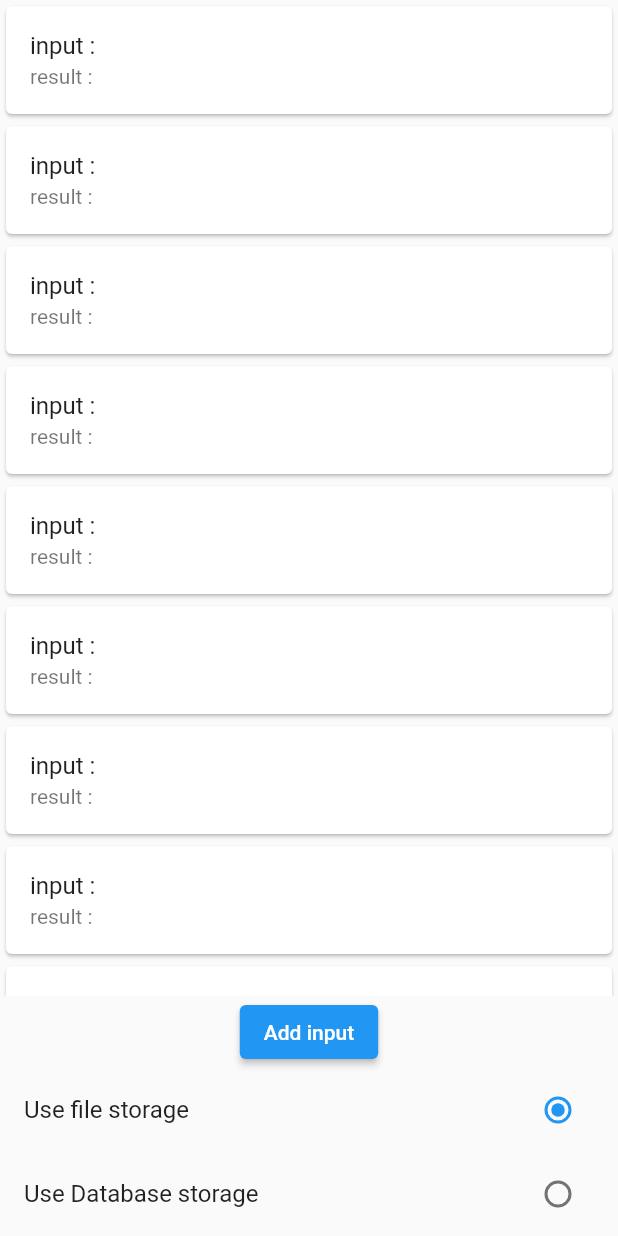
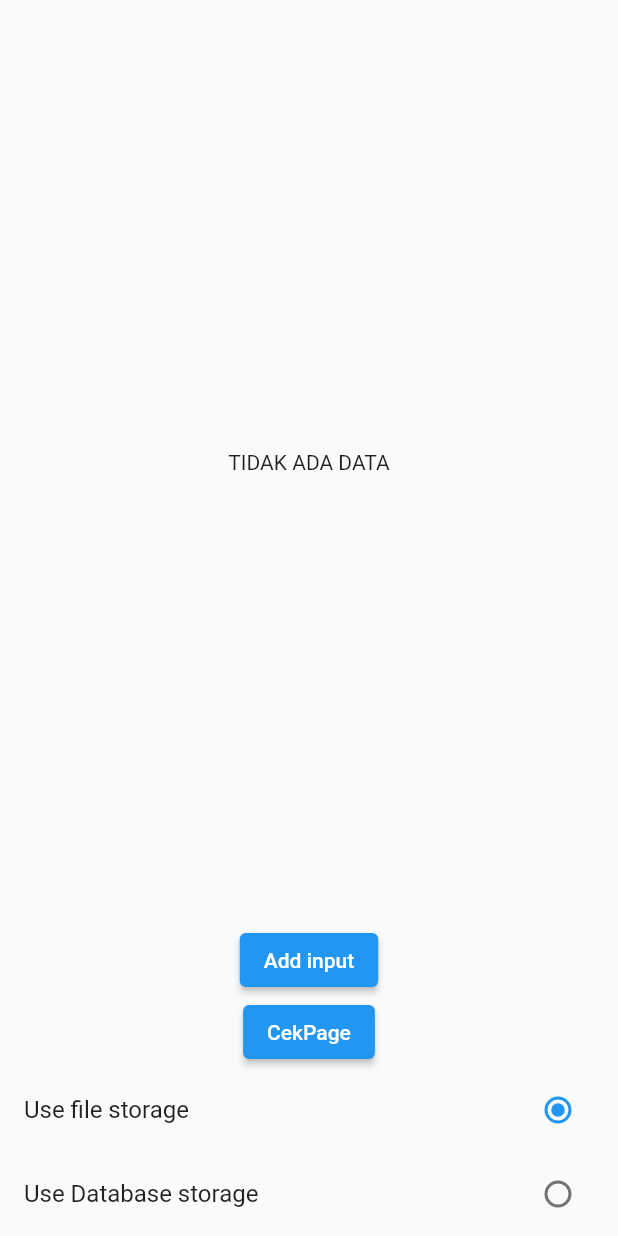
Before and after one commit to janisuhanda/calculator, a Flutter app: the screen it shows after launch, on a phone screen of 412 x 824 dp. Run offline on Flutter 3.47's test engine with Material 2 defaults, Android fonts, the phone set to English and light mode, and no system bars; our stand-ins replace bloc, camera, equatable, flutter_bloc, image_picker, permission_handler and 1 more; missing offline and left inert: encrypt, google_mlkit_text_recognition; accounts and stored records are empty.

```diff
--- /dev/null
+++ b/lib/bloc/export.dart
@@ -0,0 +1,3 @@
+export 'package:flutter_bloc/flutter_bloc.dart';
+export './recog/recog_bloc.dart';
+export '../models/recog.dart';
--- /dev/null
+++ b/lib/bloc/recog/recog_bloc.dart
@@ -0,0 +1,13 @@
+import 'package:bloc/bloc.dart';
+import 'package:equatable/equatable.dart';
+import '../../models/recog.dart';
+part 'recog_event.dart';
+part 'recog_state.dart';
+
+class RecogBloc extends Bloc<RecogEvent, RecogState> {
+  RecogBloc() : super(RecogInitial([])) {
+    on<RecogEvent>((event, emit) {
+      // TODO: implement event handler
+    });
+  }
+}
--- /dev/null
+++ b/lib/bloc/recog/recog_event.dart
@@ -0,0 +1,8 @@
+part of 'recog_bloc.dart';
+
+sealed class RecogEvent extends Equatable {
+  const RecogEvent();
+
+  @override
+  List<Object> get props => [];
+}
--- /dev/null
+++ b/lib/bloc/recog/recog_state.dart
@@ -0,0 +1,26 @@
+part of 'recog_bloc.dart';
+
+sealed class RecogState extends Equatable {
+  RecogState(this.allRecogs);
+
+  List<Recog> allRecogs;
+
+  @override
+  List<Object> get props => [allRecogs];
+}
+
+class RecogInitial extends RecogState {
+  RecogInitial(super.allRecogs);
+}
+
+class RecogLoading extends RecogState {
+  RecogLoading(super.allRecogs);
+}
+
+class RecogFinish extends RecogState {
+  RecogFinish(super.allRecogs);
+}
+
+class RecogError extends RecogState {
+  RecogError(super.allRecogs);
+}
--- a/lib/main.dart
+++ b/lib/main.dart
@@ -1,9 +1,23 @@
 import 'package:flutter/material.dart';
 import 'database_helper.dart';
 import 'screen_nol.dart';
+import './bloc/export.dart';
 
 void main() {
-  runApp(const App());
+  runApp(const MyApp());
+}
+
+class MyApp extends StatelessWidget {
+  const MyApp({super.key});
+
+  @override
+  Widget build(BuildContext context) {
+    return MultiBlocProvider(providers: [
+      BlocProvider(
+        create: (context) => RecogBloc(),
+      )
+    ], child: App());
+  }
 }
 
 class App extends StatelessWidget {
--- /dev/null
+++ b/lib/models/recog.dart
@@ -0,0 +1,5 @@
+class Recog {
+  Recog({required this.data, required this.hasil});
+  String data;
+  String hasil;
+}
--- a/lib/screen_nol.dart
+++ b/lib/screen_nol.dart
@@ -2,12 +2,14 @@ import 'package:flutter/material.dart';
 import 'package:flutter_text_recognition/cek/cek_page.dart';
 import 'package:flutter_text_recognition/screen_file.dart';
 import 'screen_camera.dart';
+import './bloc/export.dart';
 
 class ScreenNol extends StatelessWidget {
   const ScreenNol({super.key});
 
   @override
   Widget build(BuildContext context) {
+    RecogBloc recogB = context.read<RecogBloc>();
     return Scaffold(
       body: SafeArea(
         child: Container(
@@ -15,14 +17,24 @@ class ScreenNol extends StatelessWidget {
             mainAxisAlignment: MainAxisAlignment.end,
             children: [
               Expanded(
-                  child: ListView.builder(
-                itemCount: 20,
+                  child: BlocBuilder<RecogBloc, RecogState>(
+                bloc: recogB,
+                builder: (context, state) {
+                  if (state.allRecogs.isEmpty) {
+                    return Center(
+                      child: Text("TIDAK ADA DATA"),
+                    );
+                  }
+                  return ListView.builder(
+                    itemCount: state.allRecogs.length,
                     itemBuilder: (context, index) {
                       return Card(
                         child: ListTile(
                           title: Text("input :"),
                           subtitle: Text("result :"),
                         ),
+                      );
+                    },
                   );
                 },
               )),
@@ -63,15 +75,15 @@ class ScreenNol extends StatelessWidget {
                         ),
                       ),
                   child: Text("Add input")),
-              // ElevatedButton(
-              //     onPressed: () {
-              //       Navigator.push(
-              //           context,
-              //           MaterialPageRoute(
-              //             builder: (context) => CekPage(),
-              //           ));
-              //     },
-              //     child: Text("CekPage")),
+              ElevatedButton(
+                  onPressed: () {
+                    Navigator.push(
+                        context,
+                        MaterialPageRoute(
+                          builder: (context) => CekPage(),
+                        ));
+                  },
+                  child: Text("CekPage")),
               StorageOption(),
             ],
           ),
--- a/pubspec.yaml
+++ b/pubspec.yaml
@@ -43,6 +43,8 @@ dependencies:
   encrypt: ^5.0.2
   sqflite: ^2.3.0
   flutter_bloc: ^8.1.3
+  bloc: ^8.1.2
+  equatable: ^2.0.5
 
 dev_dependencies:
   flutter_test:
```
Also changed, not shown: pubspec.lock. Lines whose indentation alone changed are shown as unchanged.
